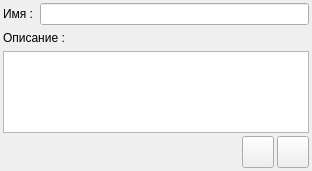
autocomp/fluffy-dollop, file fluffy-dollop/applicationplugins/viratreeplugin/addbaseareaform.ui: the form before one commit.
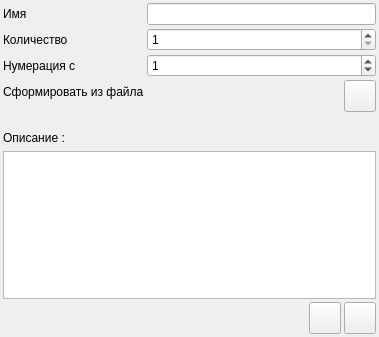
The form after the commit.

Patch:
```diff
--- a/fluffy-dollop/applicationplugins/viratreeplugin/addbaseareaform.ui
+++ b/fluffy-dollop/applicationplugins/viratreeplugin/addbaseareaform.ui
@@ -6,46 +6,107 @@
    <rect>
     <x>0</x>
     <y>0</y>
-    <width>312</width>
-    <height>171</height>
+    <width>379</width>
+    <height>337</height>
    </rect>
   </property>
   <property name="windowTitle">
    <string>Form</string>
   </property>
+  <layout class="QVBoxLayout" name="verticalLayout_2">
+   <property name="spacing">
+    <number>3</number>
+   </property>
+   <property name="leftMargin">
+    <number>3</number>
+   </property>
+   <property name="topMargin">
+    <number>3</number>
+   </property>
+   <property name="rightMargin">
+    <number>3</number>
+   </property>
+   <property name="bottomMargin">
+    <number>3</number>
+   </property>
+   <item>
+    <widget class="QStackedWidget" name="stackedWidget">
+     <property name="currentIndex">
+      <number>1</number>
+     </property>
+     <widget class="QWidget" name="addRegLocFacPage">
   <layout class="QVBoxLayout" name="verticalLayout">
    <property name="spacing">
     <number>3</number>
    </property>
    <property name="leftMargin">
-    <number>3</number>
+        <number>0</number>
    </property>
    <property name="topMargin">
-    <number>3</number>
+        <number>0</number>
    </property>
    <property name="rightMargin">
-    <number>3</number>
+        <number>0</number>
    </property>
    <property name="bottomMargin">
-    <number>3</number>
+        <number>0</number>
    </property>
    <item>
-    <layout class="QHBoxLayout" name="horizontalLayout">
-     <property name="spacing">
+        <layout class="QFormLayout" name="formLayout">
+         <property name="horizontalSpacing">
       <number>3</number>
      </property>
-     <item>
-      <widget class="QLabel" name="label">
+         <property name="verticalSpacing">
+          <number>3</number>
+         </property>
+         <item row="0" column="0">
+          <widget class="QLabel" name="nameLabel">
        <property name="text">
-        <string>Имя : </string>
+            <string>Имя</string>
        </property>
       </widget>
      </item>
-     <item>
+         <item row="0" column="1">
       <widget class="QLineEdit" name="name"/>
      </item>
-    </layout>
-   </item>
+         <item row="1" column="0">
+          <widget class="QLabel" name="addressLabel">
+           <property name="text">
+            <string>Адрес</string>
+           </property>
+          </widget>
+         </item>
+         <item row="1" column="1">
+          <widget class="QLineEdit" name="address"/>
+         </item>
+         <item row="2" column="0">
+          <widget class="QLabel" name="cadastralNumberLabel">
+           <property name="text">
+            <string>Кадастровый номер</string>
+           </property>
+          </widget>
+         </item>
+         <item row="2" column="1">
+          <widget class="QLineEdit" name="cadastralNumber"/>
+         </item>
+        </layout>
+       </item>
+       <item>
+        <spacer name="verticalSpacer_2">
+         <property name="orientation">
+          <enum>Qt::Vertical</enum>
+         </property>
+         <property name="sizeType">
+          <enum>QSizePolicy::Fixed</enum>
+         </property>
+         <property name="sizeHint" stdset="0">
+          <size>
+           <width>20</width>
+           <height>13</height>
+          </size>
+         </property>
+        </spacer>
+       </item>
    <item>
     <layout class="QHBoxLayout" name="horizontalLayout_2">
      <property name="spacing">
@@ -76,18 +137,186 @@
    <item>
     <widget class="QTextEdit" name="description"/>
    </item>
+      </layout>
+     </widget>
+     <widget class="QWidget" name="addFloorRoomPage">
+      <layout class="QVBoxLayout" name="verticalLayout_4">
+       <property name="spacing">
+        <number>3</number>
+       </property>
+       <property name="leftMargin">
+        <number>0</number>
+       </property>
+       <property name="topMargin">
+        <number>0</number>
+       </property>
+       <property name="rightMargin">
+        <number>0</number>
+       </property>
+       <property name="bottomMargin">
+        <number>0</number>
+       </property>
    <item>
-    <spacer name="verticalSpacer">
+        <layout class="QFormLayout" name="formLayout_3">
+         <property name="horizontalSpacing">
+          <number>3</number>
+         </property>
+         <property name="verticalSpacing">
+          <number>3</number>
+         </property>
+         <item row="0" column="0">
+          <widget class="QLabel" name="label">
+           <property name="text">
+            <string>Имя</string>
+           </property>
+          </widget>
+         </item>
+         <item row="0" column="1">
+          <widget class="QLineEdit" name="floorOrRoomName"/>
+         </item>
+         <item row="1" column="0">
+          <widget class="QLabel" name="label_3">
+           <property name="text">
+            <string>Количество</string>
+           </property>
+          </widget>
+         </item>
+         <item row="1" column="1">
+          <widget class="QSpinBox" name="floorOrRoomCount">
+           <property name="minimum">
+            <number>1</number>
+           </property>
+           <property name="maximum">
+            <number>100</number>
+           </property>
+          </widget>
+         </item>
+         <item row="2" column="0">
+          <widget class="QLabel" name="label_5">
+           <property name="text">
+            <string>Нумерация с</string>
+           </property>
+          </widget>
+         </item>
+         <item row="2" column="1">
+          <widget class="QSpinBox" name="floorOrRoomNumberWith">
+           <property name="minimum">
+            <number>-10</number>
+           </property>
+           <property name="maximum">
+            <number>100</number>
+           </property>
+           <property name="value">
+            <number>1</number>
+           </property>
+          </widget>
+         </item>
+         <item row="3" column="0">
+          <widget class="QLabel" name="loadPdfLabel">
+           <property name="text">
+            <string>Сформировать из файла</string>
+           </property>
+          </widget>
+         </item>
+         <item row="3" column="1">
+          <layout class="QHBoxLayout" name="horizontalLayout">
+           <property name="spacing">
+            <number>3</number>
+           </property>
+           <item>
+            <spacer name="loadPdfSpacer">
+             <property name="orientation">
+              <enum>Qt::Horizontal</enum>
+             </property>
+             <property name="sizeHint" stdset="0">
+              <size>
+               <width>40</width>
+               <height>0</height>
+              </size>
+             </property>
+            </spacer>
+           </item>
+           <item>
+            <widget class="QPushButton" name="loadPdf">
+             <property name="minimumSize">
+              <size>
+               <width>32</width>
+               <height>32</height>
+              </size>
+             </property>
+             <property name="maximumSize">
+              <size>
+               <width>32</width>
+               <height>32</height>
+              </size>
+             </property>
+             <property name="text">
+              <string/>
+             </property>
+             <property name="iconSize">
+              <size>
+               <width>26</width>
+               <height>26</height>
+              </size>
+             </property>
+            </widget>
+           </item>
+          </layout>
+         </item>
+        </layout>
+       </item>
+       <item>
+        <spacer name="verticalSpacer_3">
      <property name="orientation">
       <enum>Qt::Vertical</enum>
      </property>
+         <property name="sizeType">
+          <enum>QSizePolicy::Fixed</enum>
+         </property>
      <property name="sizeHint" stdset="0">
       <size>
        <width>20</width>
-       <height>10</height>
+           <height>13</height>
       </size>
      </property>
     </spacer>
+       </item>
+       <item>
+        <layout class="QHBoxLayout" name="horizontalLayout_4">
+         <property name="spacing">
+          <number>3</number>
+         </property>
+         <item>
+          <widget class="QLabel" name="label_6">
+           <property name="text">
+            <string>Описание :</string>
+           </property>
+          </widget>
+         </item>
+         <item>
+          <spacer name="horizontalSpacer_3">
+           <property name="orientation">
+            <enum>Qt::Horizontal</enum>
+           </property>
+           <property name="sizeHint" stdset="0">
+            <size>
+             <width>40</width>
+             <height>20</height>
+            </size>
+           </property>
+          </spacer>
+         </item>
+        </layout>
+       </item>
+       <item>
+        <widget class="QTextEdit" name="floorDescription"/>
+       </item>
+      </layout>
+     </widget>
+     <widget class="QWidget" name="addRoomPage">
+      <layout class="QHBoxLayout" name="horizontalLayout_7"/>
+     </widget>
+    </widget>
    </item>
    <item>
     <layout class="QHBoxLayout" name="horizontalLayout_3">
```
Left out of the diff: 10 changed lines with no effect on the pictures. Lines whose indentation alone changed are shown as unchanged.
